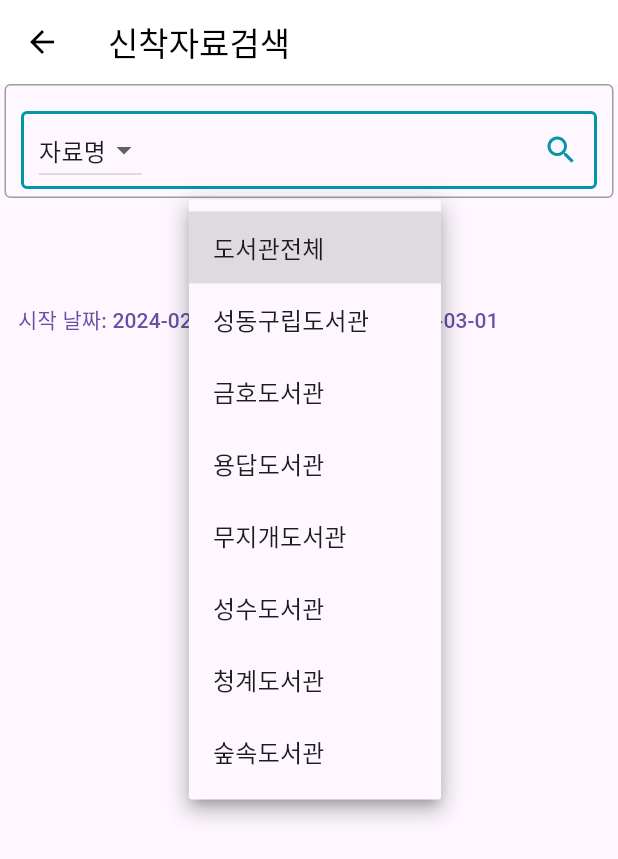
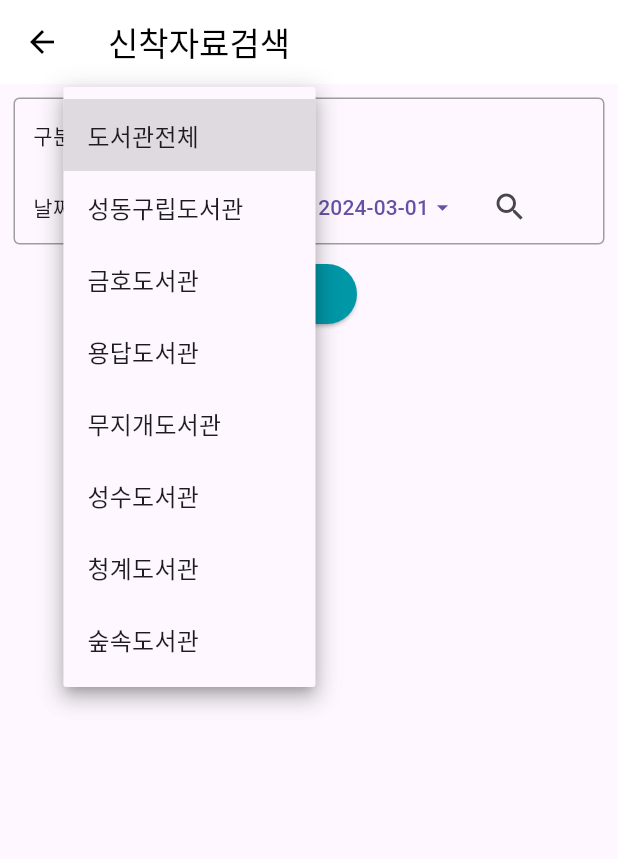
Before and after one commit to seozihyeon/PIUDA, a Flutter app: the newbookspage screen opened directly, after a tap on "도서관전체", on a phone screen of 412 x 824 dp. Shown: the top 859 px of the screen. Run offline on Flutter 3.47's test engine with Material 3 defaults, Android fonts, the phone set to English and light mode, and no system bars; our stand-ins replace fl_chart, flutter_rating_bar, flutter_secure_storage, table_calendar; accounts and stored records are empty; network calls fail.

Commit message:
0301 신착도서 목록 구현

```diff
--- a/Front/조서우/piuda/lib/NewBooksPage.dart
+++ b/Front/조서우/piuda/lib/NewBooksPage.dart
@@ -38,6 +38,8 @@ class _newbookspageState extends State<newbookspage> {
   void initState() {
     super.initState();
     fetchNewBooks('도서관전체');
+    _startDate = DateTime.now().subtract(Duration(days: 30)); // 30일 전
+    _endDate = DateTime.now();
 
     // _scrollController를 초기화
     _scrollController = ScrollController();
@@ -121,14 +123,14 @@ class _newbookspageState extends State<newbookspage> {
           newBooks.add(BookContainer(
             book_id: bookData['book']['id'] ?? '',
             imageUrl: _imageUrl,
-            bookTitle: bookData['book']['bookTitle'] ?? '',
+            bookTitle: bookData['book']['title'] ?? '',
             author: bookData['book']['author'] ?? '',
             library: bookData['book']['library']?? '',
             publisher: bookData['book']['publisher']?? '',
             location: bookData['book']['location']?? '',
-            loanstatus: bookData['book']['loanstatus']?? false,
+            loanstatus: !bookData['book']['borrowed'],
             book_isbn: bookData['book']['book_isbn']?? '',
-            reserved: bookData['book']['reserved']?? false,
+            reserved: bookData['book']['reserved'],
             size: bookData['book']['size']?? '',
             price: bookData['book']['price']?? 0,
             classification: bookData['book']['classification']?? '',
@@ -153,18 +155,38 @@ class _newbookspageState extends State<newbookspage> {
     }
   }
 
-
   Widget _buildDateDropdown() {
     return Row(
       children: [
+        Text('날짜범위'),
         TextButton(
           onPressed: () => _showDatePicker(context, true),
-          child: Text(_startDate != null ? '시작 날짜: ${DateFormat('yyyy-MM-dd').format(_startDate!)}' : '시작 날짜: ${DateFormat('yyyy-MM-dd').format(DateTime(DateTime.now().year, DateTime.now().month - 1, DateTime.now().day))}'),
+          child: Row(
+            children: [
+              Text(_startDate != null ? '${DateFormat('yyyy-MM-dd').format(_startDate!)}'  : '${DateFormat('yyyy-MM-dd').format(DateTime(DateTime.now().year, DateTime.now().month - 1, DateTime.now().day))}'),
+              Icon(Icons.arrow_drop_down)
+            ],
           ),
-        SizedBox(width: 10),
+        ),
+        Text('~'),
         TextButton(
           onPressed: () => _showDatePicker(context, false),
-          child: Text(_endDate != null ? '끝나는 날짜: ${DateFormat('yyyy-MM-dd').format(_endDate!)}' : '끝나는 날짜: ${DateFormat('yyyy-MM-dd').format(DateTime.now())}'),
+          child: Row(
+            children: [
+              Text(_endDate != null ? '${DateFormat('yyyy-MM-dd').format(_endDate!)}' : '${DateFormat('yyyy-MM-dd').format(DateTime.now())}'),
+              Icon(Icons.arrow_drop_down)
+            ],
+          ),
+        ),
+        IconButton(
+          onPressed: () {
+            fetchNewBooks(
+              _selectedLibrary.isNotEmpty ? _selectedLibrary.first : '도서관전체',
+              startDate: _startDate,
+              endDate: _endDate,
+            );
+          },
+          icon: Icon(Icons.search),
         ),
       ],
     );
@@ -186,13 +208,6 @@ class _newbookspageState extends State<newbookspage> {
           _endDate = pickedDate;
         }
       });
-
-      // 페치 실행
-      fetchNewBooks(
-        _selectedLibrary.isNotEmpty ? _selectedLibrary.first : '도서관전체',
-        startDate: _startDate,
-        endDate: _endDate,
-      );
     }
   }
 
@@ -260,7 +275,8 @@ class _newbookspageState extends State<newbookspage> {
         child: Column(
           children: [
             Container(
-              margin: EdgeInsets.only(left: 3, right: 3, bottom: 9),
+              margin: EdgeInsets.only(left: 9, right: 9, bottom: 9, top: 9),
+              padding: EdgeInsets.symmetric(horizontal: 12),
               decoration: BoxDecoration(
                 borderRadius: BorderRadius.circular(4.0),
                 border: Border.all(
@@ -268,65 +284,12 @@ class _newbookspageState extends State<newbookspage> {
                   width: 1.0, // 테두리 두께
                 ),
               ),
-
-              //@@검색창
               child: Column(
                 children: [
-                  Container(
-                    margin: EdgeInsets.only(top:17, left: 10, right: 10, bottom: 5),
-                    padding: EdgeInsets.only(left: 10, right: 10, top: 0, bottom: 0),
-                    decoration: BoxDecoration(
-                      borderRadius: BorderRadius.circular(4.0),
-                      border: Border.all(
-                        color: Colors.cyan.shade700, // 테두리 색상
-                        width: 2.0, // 테두리 두께
-                      ),
-                    ),
-                    child: Row(
+                  Row(
                     children: [
-                        DropdownButton<String>(
-                          value: _selectedSearchTarget,
-                          onChanged: (String? newValue) {
-                            setState(() {
-                              if (newValue != null) {
-                                _selectedSearchTarget = newValue;
-                              }
-                            });
-                          },
-                          items: ['자료명', '저자명', '발행처']
-                              .map<DropdownMenuItem<String>>((String value) {
-                            return DropdownMenuItem<String>(
-                              value: value,
-                              child: Text(value),
-                            );
-                          }).toList(),
-                        ),
-                        SizedBox(width: 8.0),
-                        Expanded(
-                          child: Row(
-                            children: [
-                              Expanded(
-                                child: TextField(
-                                  //controller: _isbnController,
-                                  decoration: InputDecoration(
-                                    border: InputBorder.none, // 밑줄 제거
-                                    // 기타 필요한 데코레이션 설정
-                                  ),
-                                ),
-                              ),
-                              GestureDetector(
-                                //onTap: searchBook,
-                                child: Icon(Icons.search, color: Colors.cyan.shade700),
-                              )
-                            ],
-                          ),
-                        ),
-                      ],
-                    ),
-                  ),
-                ],
-              ),
-            ),
+                      Text('구분'),
+                      SizedBox(width: 10,),
                       DropdownButton<String>(
                         value: _selectedLibrary.isNotEmpty ? _selectedLibrary.first : '도서관전체',
                         onChanged: (String? newValue) {
@@ -341,7 +304,12 @@ class _newbookspageState extends State<newbookspage> {
                           );
                         }).toList(),
                       ),
+                    ],
+                  ),
                   _buildDateDropdown(),
+                ],
+              ),
+            ),
 
             Column(
               children: _newbookWidget,
```
Lines whose indentation alone changed are shown as unchanged.
